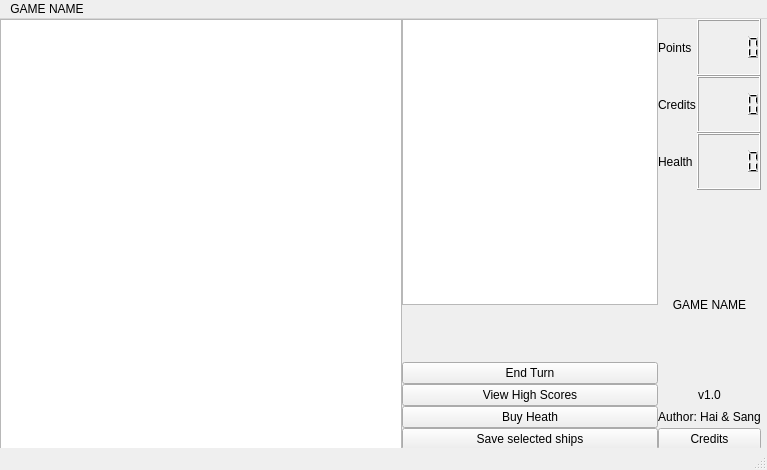
The window that GalaxyGame/Student/mainwindow.ui (jarvisluong/GalaxyGame) describes before a commit, drawn with Qt 5.
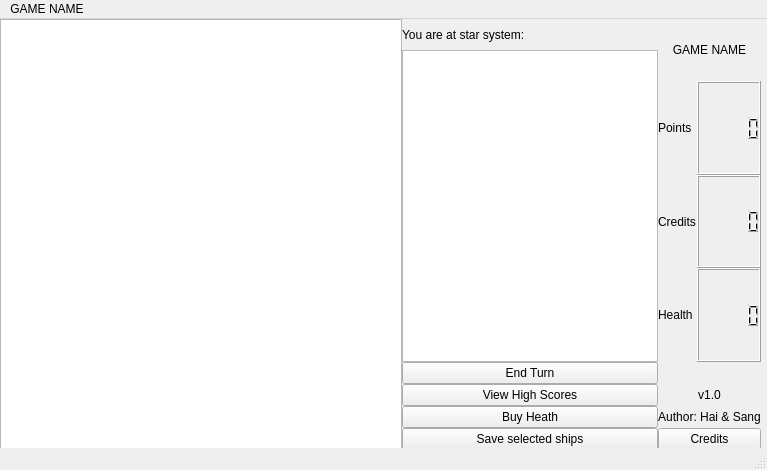
The same window after the commit.

Commit message: change star system label

```diff
--- a/GalaxyGame/Student/mainwindow.ui
+++ b/GalaxyGame/Student/mainwindow.ui
@@ -23,10 +23,36 @@
       <height>431</height>
      </rect>
     </property>
-    <layout class="QGridLayout" name="gridLayout" columnstretch="2,0,0,0">
+    <layout class="QGridLayout" name="gridLayout" rowstretch="1,1,3,3,3,0,0,0,0,0" columnstretch="2,0,0,0">
      <property name="spacing">
       <number>0</number>
      </property>
+     <item row="4" column="2">
+      <widget class="QLabel" name="healthLabel">
+       <property name="text">
+        <string>Health</string>
+       </property>
+      </widget>
+     </item>
+     <item row="4" column="3">
+      <widget class="QLCDNumber" name="healthLCDNumber"/>
+     </item>
+     <item row="2" column="3">
+      <widget class="QLCDNumber" name="pointLCDNumber"/>
+     </item>
+     <item row="3" column="3">
+      <widget class="QLCDNumber" name="creditLCDNumber"/>
+     </item>
+     <item row="2" column="2">
+      <widget class="QLabel" name="pointLabel">
+       <property name="text">
+        <string>Points</string>
+       </property>
+      </widget>
+     </item>
+     <item row="0" column="0" rowspan="10">
+      <widget class="QGraphicsView" name="galaxyView"/>
+     </item>
      <item row="6" column="1">
       <widget class="QPushButton" name="endTurnBtn">
        <property name="text">
@@ -34,10 +60,17 @@
        </property>
       </widget>
      </item>
-     <item row="4" column="2" rowspan="2" colspan="2">
-      <widget class="QLabel" name="gameNameLabel">
+     <item row="7" column="1">
+      <widget class="QPushButton" name="highScoreBtn">
        <property name="text">
-        <string>&lt;html&gt;&lt;head/&gt;&lt;body&gt;&lt;p&gt;GAME NAME&lt;/p&gt;&lt;/body&gt;&lt;/html&gt;</string>
+        <string>View High Scores</string>
+       </property>
+      </widget>
+     </item>
+     <item row="7" column="2" colspan="2">
+      <widget class="QLabel" name="versionLabel">
+       <property name="text">
+        <string>v1.0</string>
        </property>
        <property name="alignment">
         <set>Qt::AlignCenter</set>
@@ -64,6 +97,27 @@
        </property>
       </widget>
      </item>
+     <item row="3" column="2">
+      <widget class="QLabel" name="creditLabel">
+       <property name="text">
+        <string>Credits</string>
+       </property>
+      </widget>
+     </item>
+     <item row="9" column="2" colspan="2">
+      <widget class="QPushButton" name="viewCreditsBtn">
+       <property name="text">
+        <string>Credits</string>
+       </property>
+      </widget>
+     </item>
+     <item row="0" column="1">
+      <widget class="QLabel" name="starSystemNameLabel">
+       <property name="text">
+        <string>You are at star system:</string>
+       </property>
+      </widget>
+     </item>
      <item row="9" column="1">
       <widget class="QPushButton" name="saveSelectedShipsBtn">
        <property name="text">
@@ -71,63 +125,19 @@
        </property>
       </widget>
      </item>
-     <item row="7" column="2" colspan="2">
-      <widget class="QLabel" name="versionLabel">
-       <property name="text">
-        <string>v1.0</string>
-       </property>
-       <property name="alignment">
-        <set>Qt::AlignCenter</set>
-       </property>
-      </widget>
-     </item>
-     <item row="9" column="2" colspan="2">
-      <widget class="QPushButton" name="viewCreditsBtn">
-       <property name="text">
-        <string>Credits</string>
-       </property>
-      </widget>
-     </item>
-     <item row="7" column="1">
-      <widget class="QPushButton" name="highScoreBtn">
-       <property name="text">
-        <string>View High Scores</string>
-       </property>
-      </widget>
-     </item>
-     <item row="1" column="2">
-      <widget class="QLabel" name="creditLabel">
-       <property name="text">
-        <string>Credits</string>
-       </property>
-      </widget>
-     </item>
-     <item row="0" column="3">
-      <widget class="QLCDNumber" name="pointLCDNumber"/>
-     </item>
-     <item row="0" column="2">
-      <widget class="QLabel" name="pointLabel">
-       <property name="text">
-        <string>Points</string>
-       </property>
-      </widget>
-     </item>
-     <item row="2" column="2">
-      <widget class="QLabel" name="healthLabel">
-       <property name="text">
-        <string>Health</string>
-       </property>
-      </widget>
-     </item>
-     <item row="1" column="3">
-      <widget class="QLCDNumber" name="creditLCDNumber"/>
-     </item>
-     <item row="2" column="3">
-      <widget class="QLCDNumber" name="healthLCDNumber"/>
-     </item>
-     <item row="0" column="1" rowspan="5">
+     <item row="1" column="1" rowspan="5">
       <widget class="QListWidget" name="shipListWidget"/>
      </item>
+     <item row="0" column="2" rowspan="2" colspan="2">
+      <widget class="QLabel" name="gameNameLabel">
+       <property name="text">
+        <string>&lt;html&gt;&lt;head/&gt;&lt;body&gt;&lt;p&gt;GAME NAME&lt;/p&gt;&lt;/body&gt;&lt;/html&gt;</string>
+       </property>
+       <property name="alignment">
+        <set>Qt::AlignCenter</set>
+       </property>
+      </widget>
+     </item>
     </layout>
    </widget>
   </widget>
```
Left out of the diff: 3 changed lines with no effect on the pictures. The commit also changes 7 other files.
